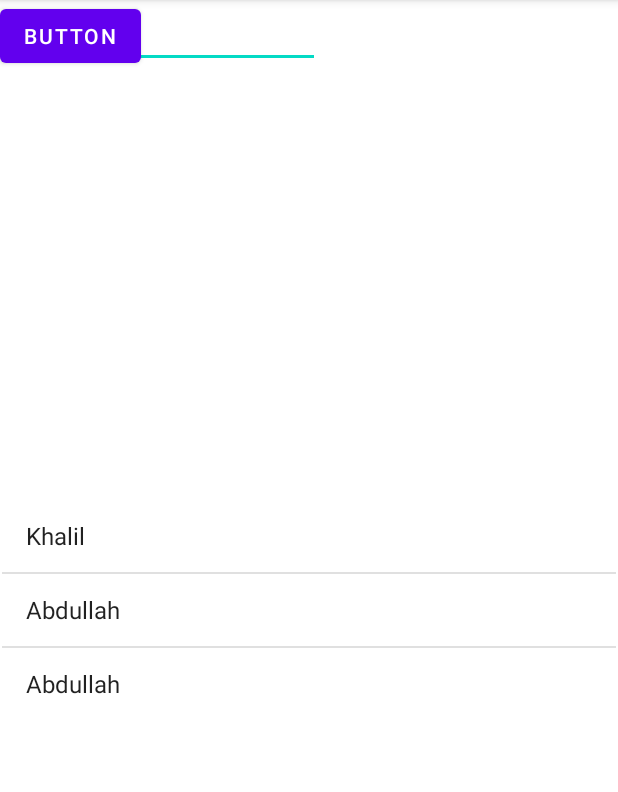
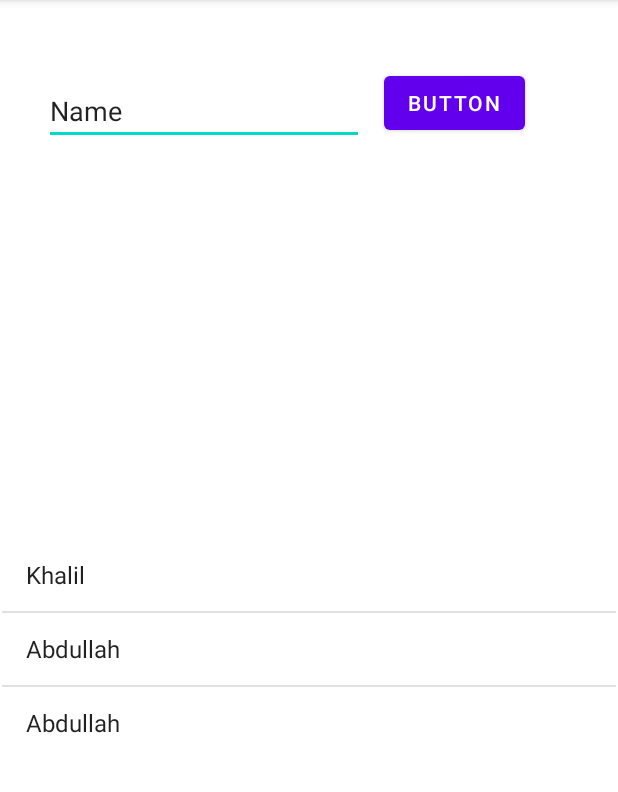
Before and after one commit to BSEF19A532/BSEF19A532-Mobile-Computing-Learning-And-Teaching-App, an Android app: the ListViewActivity screen opened directly, with no data from a screen before it, on a phone screen of 412 x 824 dp, the part 84-876 px from its top. Run offline under Robolectric (Android 15) with nearby library versions, the phone set to English and light mode, and no system bars.

Commit message:
Created form

```diff
--- a/app/src/main/java/com/example/bsef19a532mobilecomputinglearningandteachingapp/ListViewActivity.java
+++ b/app/src/main/java/com/example/bsef19a532mobilecomputinglearningandteachingapp/ListViewActivity.java
@@ -4,6 +4,8 @@ import androidx.appcompat.app.AppCompatActivity;
 
 import android.os.Bundle;
 import android.widget.ArrayAdapter;
+import android.widget.Button;
+import android.widget.EditText;
 import android.widget.ListView;
 
 import java.util.ArrayList;
@@ -13,6 +15,10 @@ public class ListViewActivity extends AppCompatActivity {
     ListView lst_view;
     ArrayAdapter<String> adapter;
     ArrayList<String> data;
+
+
+    Button btn;
+    EditText input;
 
     @Override
     protected void onCreate(Bundle savedInstanceState) {
@@ -29,5 +35,8 @@ public class ListViewActivity extends AppCompatActivity {
         adapter = new ArrayAdapter<String>(this, android.R.layout.simple_list_item_1, data);
 
         lst_view.setAdapter(adapter);
+
+        btn = findViewById(R.id.button);
+        input = findViewById(R.id.input);
     }
 }
--- a/app/src/main/res/layout/activity_list_view.xml
+++ b/app/src/main/res/layout/activity_list_view.xml
@@ -10,11 +10,13 @@
         android:id="@+id/input"
         android:layout_width="wrap_content"
         android:layout_height="wrap_content"
+        android:layout_marginStart="29dp"
+        android:layout_marginTop="51dp"
         android:ems="10"
         android:inputType="textPersonName"
         android:text="Name"
-        tools:layout_editor_absoluteX="29dp"
-        tools:layout_editor_absoluteY="51dp" />
+        app:layout_constraintStart_toStartOf="parent"
+        app:layout_constraintTop_toTopOf="parent" />
 
     <ListView
         android:id="@+id/lst_view"
@@ -33,7 +35,9 @@
         android:id="@+id/button"
         android:layout_width="wrap_content"
         android:layout_height="wrap_content"
+        android:layout_marginStart="13dp"
+        android:layout_marginBottom="4dp"
         android:text="Button"
-        tools:layout_editor_absoluteX="252dp"
-        tools:layout_editor_absoluteY="44dp" />
+        app:layout_constraintBottom_toBottomOf="@+id/input"
+        app:layout_constraintStart_toEndOf="@+id/input" />
 </androidx.constraintlayout.widget.ConstraintLayout>
```
